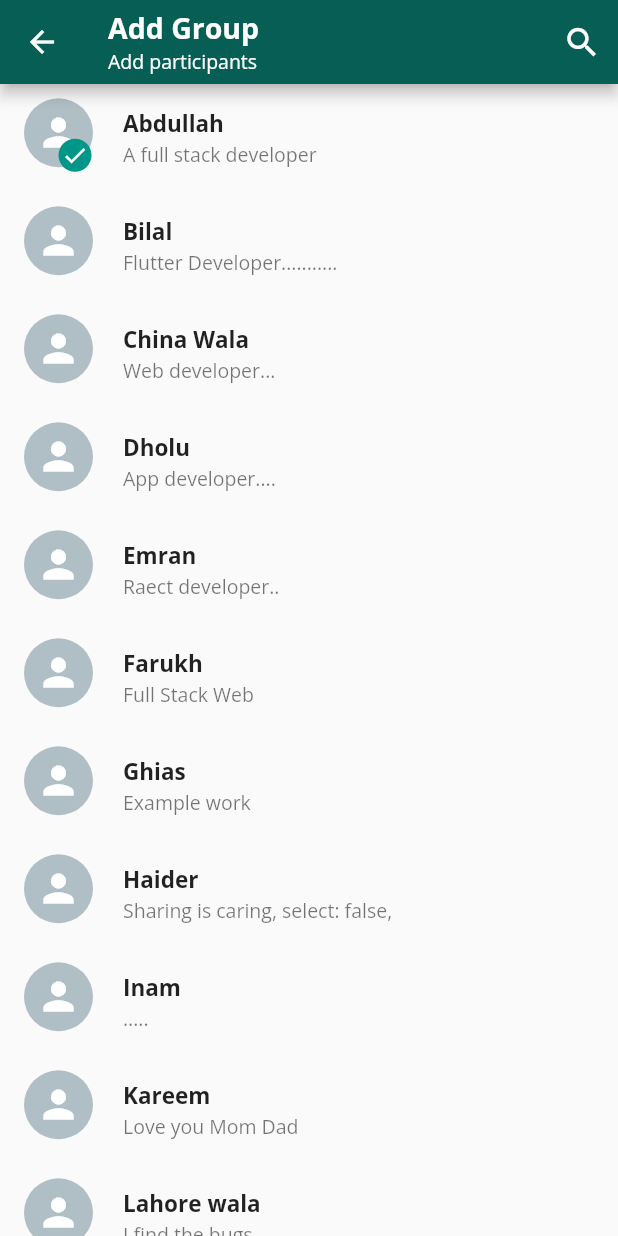
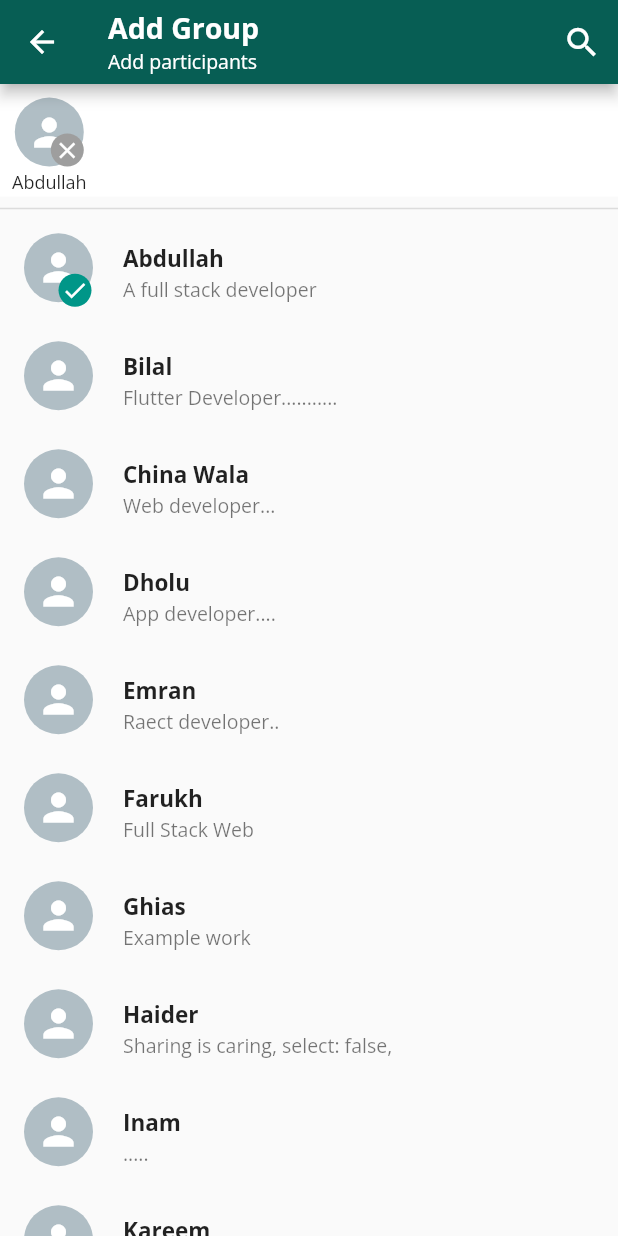
Before and after one commit to bilalpirzada/flutter_whatsapp_clone, a Flutter app: the CreateGroup screen opened directly, after a tap on "Abdullah", on a phone screen of 412 x 824 dp. Run offline on Flutter 3.47's test engine with Material 2 defaults, Android fonts, the phone set to English and light mode, and no system bars; our stand-ins replace emoji_picker_flutter.

Commit message:
finalized the create group page

```diff
--- /dev/null
+++ b/lib/CustomUI/ContactAvatar.dart
@@ -0,0 +1,57 @@
+//create group selected avatar in the horizantal listView
+
+import 'package:flutter/material.dart';
+import 'package:flutter_whatsapp_clone/Model/ChatModel.dart';
+
+class ContactAvatar extends StatelessWidget {
+  const ContactAvatar({Key? key, required this.contact}) : super(key: key);
+  final ContactModel contact;
+
+  @override
+  Widget build(BuildContext context) {
+    return Padding(
+      padding: const EdgeInsets.symmetric(vertical: 2, horizontal: 8),
+      child: Column(
+        mainAxisAlignment: MainAxisAlignment.end,
+        children: [
+          InkWell(
+
+            child: Stack(
+              children: [
+                CircleAvatar(
+                  radius: 23,
+                  child: Icon(
+                    Icons.person,
+                    size: 30,
+                    color: Colors.white,
+                  ),
+                  backgroundColor: Colors.blueGrey[200],
+                ),
+                Positioned(
+                  bottom: 0,
+                  right: 0,
+                  child: CircleAvatar(
+                    backgroundColor: Colors.grey,
+                    radius: 11,
+                    child: Icon(
+                      Icons.clear,
+                      color: Colors.white,
+                      size: 18,
+                    ),
+                  ),
+                ),
+              ],
+            ),
+          ),
+          SizedBox(
+            height: 2,
+          ),
+          Text(
+            contact.name,
+            style: TextStyle(fontSize: 12),
+          )
+        ],
+      ),
+    );
+  }
+}
--- a/lib/Screens/CreateGroup.dart
+++ b/lib/Screens/CreateGroup.dart
@@ -1,4 +1,5 @@
 import 'package:flutter/material.dart';
+import 'package:flutter_whatsapp_clone/CustomUI/ContactAvatar.dart';
 
 import '../CustomUI/ButtonCard.dart';
 import '../CustomUI/ContactCard.dart';
@@ -102,27 +103,69 @@ class _CreateGroupState extends State<CreateGroup> {
                 onPressed: () {}),
           ],
         ),
-        body: ListView.builder(
-            itemCount: contacts.length,
+        body: Stack(
+          children: [
+            ListView.builder(
+                itemCount: contacts.length+1,
                 itemBuilder: (context, index) {
+                  if (index == 0) {
+                    return Container(
+                      height: groups.length > 0 ? 90 : 10,
+                    );
+                  }
                   return InkWell(
                     onTap: () {
-                  if (contacts[index].select == false) {
+                      if (contacts[index - 1].select == false) {
                         setState(() {
-                      contacts[index].select = true;
+                          contacts[index - 1].select = true;
                           groups.add(contacts[index]);
                         });
                       } else {
                         setState(() {
-                      contacts[index].select = false;
+                          contacts[index - 1].select = false;
                           groups.remove(contacts[index]);
                         });
                       }
                     },
                     child: ContactCard(
+                      contact: contacts[index - 1],
+                    ),
+                  );
+                }),
+            groups.length > 0
+                ? Column(
+                    children: [
+                      Container(
+                        height: 75,
+                        color: Colors.white,
+                        child: ListView.builder(
+                            scrollDirection: Axis.horizontal,
+                            itemCount: contacts.length,
+                            itemBuilder: ((context, index) {
+                              if (contacts[index].select == true) {
+                                return InkWell(
+                                  onTap: () {
+                                    setState(() {
+                                      groups.remove(contacts[index]);
+                                      contacts[index].select = false;
+                                    });
+                                  },
+                                  child: ContactAvatar(
                                     contact: contacts[index],
                                   ),
                                 );
-            }));
+                              } else {
+                                return Container();
+                              }
+                            })),
+                      ),
+                      Divider(
+                        thickness: 1,
+                      )
+                    ],
+                  )
+                : Container(),
+          ],
+        ));
   }
 }
```
Lines whose indentation alone changed are shown as unchanged.
